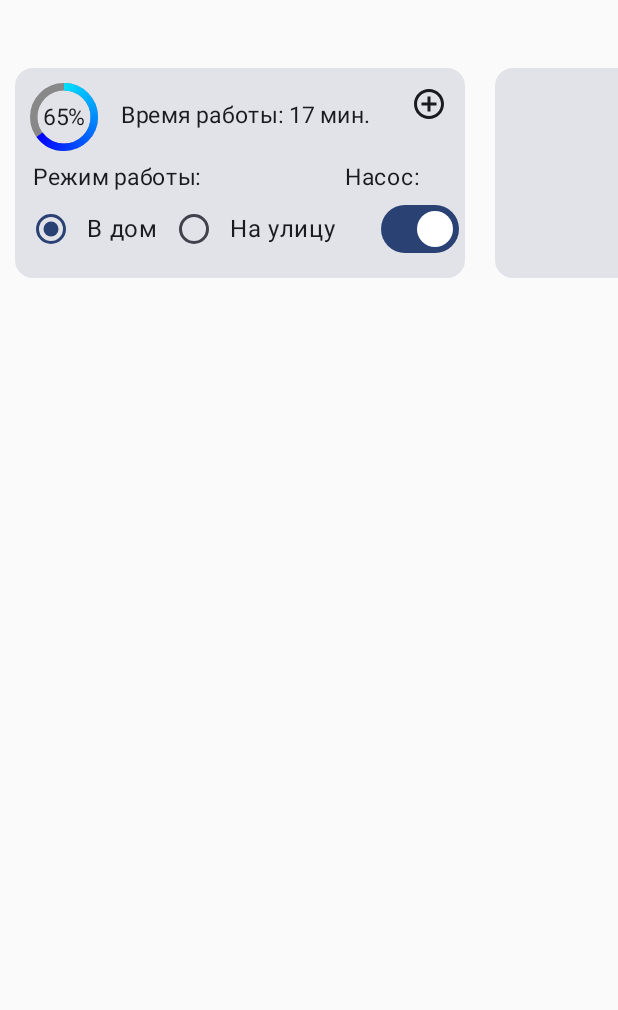
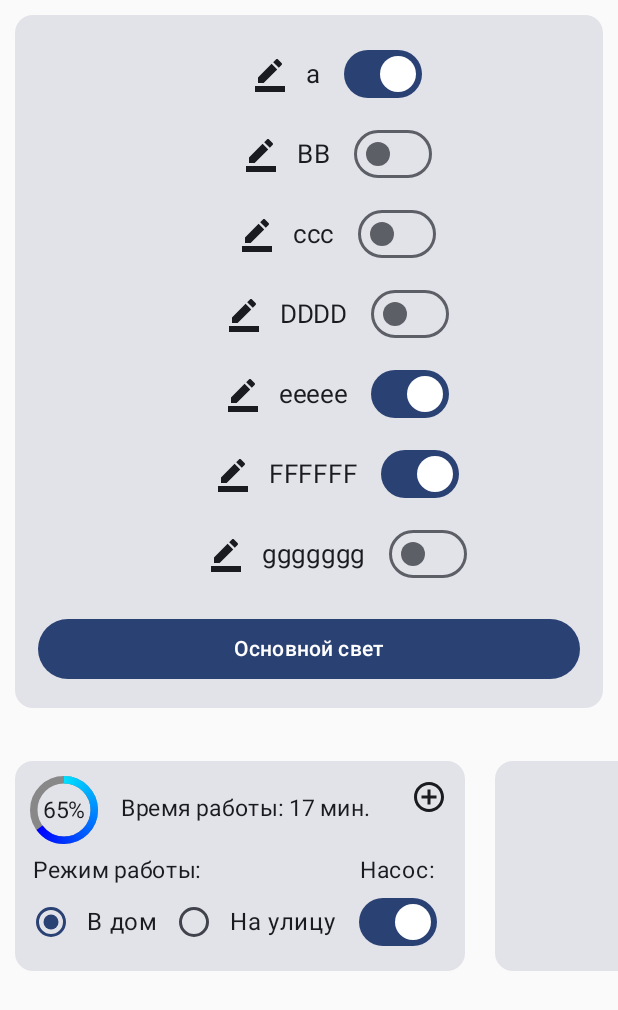
Before and after one commit to dgopadakak/SmartHouseV5, an Android app built with Jetpack Compose: the screen it shows after launch (MainActivity), after a tap on "Add button", on a phone screen of 412 x 824 dp. Shown: the top 1010 px of the screen. Run offline under Robolectric (Android 15) with nearby library versions, the phone set to English and light mode, and no system bars.

Commit message:
CanopyCard added (without logic)

```diff
--- a/app/src/main/java/com/dgopadakak/smarthousev5/model/states/CanopyState.kt
+++ b/app/src/main/java/com/dgopadakak/smarthousev5/model/states/CanopyState.kt
@@ -3,26 +3,8 @@ package com.dgopadakak.smarthousev5.model.states
 data class CanopyState(
     val ready: Boolean = false,
     val glAviaryReady: Boolean = true,
-    val switch1Ready: Boolean = true,
-    val switch2Ready: Boolean = true,
-    val switch3Ready: Boolean = true,
-    val switch4Ready: Boolean = true,
-    val switch5Ready: Boolean = true,
-    val switch6Ready: Boolean = true,
-    val switch7Ready: Boolean = true,
-
-    val name1: String = "",
-    val name2: String = "",
-    val name3: String = "",
-    val name4: String = "",
-    val name5: String = "",
-    val name6: String = "",
-    val name7: String = "",
-    val isOn1: Boolean = false,
-    val isOn2: Boolean = false,
-    val isOn3: Boolean = false,
-    val isOn4: Boolean = false,
-    val isOn5: Boolean = false,
-    val isOn6: Boolean = false,
-    val isOn7: Boolean = false,
+    val renameButtonReadyList: List<Boolean> = listOf(true, true, true, true, true, true, true),
+    val switchReadyList: List<Boolean> = listOf(true, true, true, true, true, true, true),
+    val nameList: List<String> = listOf("", "", "", "", "", "", ""),
+    val isOnList: List<Boolean> = listOf(false, false, false, false, false, false, false)
 )
--- a/app/src/main/java/com/dgopadakak/smarthousev5/ui/MainScreen.kt
+++ b/app/src/main/java/com/dgopadakak/smarthousev5/ui/MainScreen.kt
@@ -11,6 +11,7 @@ import androidx.compose.foundation.layout.padding
 import androidx.compose.foundation.layout.size
 import androidx.compose.foundation.layout.width
 import androidx.compose.foundation.rememberScrollState
+import androidx.compose.material3.Button
 import androidx.compose.material3.Card
 import androidx.compose.material3.Icon
 import androidx.compose.material3.IconButton
@@ -56,14 +57,8 @@ fun MainScreen() {
         mutableStateOf(
             CanopyState(
                 ready = true,
-                name1 = "a", name2 = "bb",
-                name3 = "ccc", name4 = "dddd",
-                name5 = "eeeee", name6 = "ffffff",
-                name7 = "ggggggg",
-                isOn1 = true, isOn2 = false,
-                isOn3 = false, isOn4 = false,
-                isOn5 = true, isOn6 = true,
-                isOn7 = false
+                nameList = listOf("a", "BB", "ccc", "DDDD", "eeeee", "FFFFFF", "ggggggg"),
+                isOnList = listOf(true, false, false, false, true, true, false)
             )
         )
     }
@@ -189,7 +184,7 @@ fun WaterTankCard(
                         Text(
                             text = "Насос:",
                             fontSize = 15.sp,
-                            modifier = Modifier.padding(top = 5.dp, end = 30.dp)
+                            modifier = Modifier.padding(top = 5.dp, end = 20.dp)
                         )
                     }
                 }
@@ -219,10 +214,7 @@ fun WaterTankCard(
                         onCheckedChange = {
                             /*TODO*/
                         },
-                        modifier = if (pinned.value == 0)
-                            Modifier.padding(start = 15.dp)
-                        else
-                            Modifier.padding(start = 30.dp)
+                        modifier = Modifier.padding(start = 15.dp)
                     )
                 }
             }
@@ -256,11 +248,95 @@ fun CanopyCard(
                         contentDescription = "Add button"
                     )
                 }
-            }
-            Column {
-
+                Row(
+                    modifier = Modifier.padding(start = 15.dp, top = 10.dp)
+                ) {
+                    Column {
+                        for (i in 0 until 4) {
+                            Row(
+                                modifier = Modifier.padding(top = 5.dp)
+                            ) {
+                                Text(text = "${canopyState.value.nameList[i]}: " +
+                                        if (canopyState.value.isOnList[i]) "on" else "off"
+                                )
+                            }
+                        }
+                    }
+                    Column(
+                        modifier = Modifier.padding(start = 20.dp)
+                    ) {
+                        for (i in 4 until 7) {
+                            Row(
+                                modifier = Modifier.padding(top = 5.dp)
+                            ) {
+                                Text(text = "${canopyState.value.nameList[i]}: " +
+                                        if (canopyState.value.isOnList[i]) "on" else "off"
+                                )
+                            }
+                        }
+                    }
+                }
+                Button(
+                    modifier = Modifier
+                        .align(Alignment.BottomEnd)
+                        .padding(end = 15.dp, bottom = 10.dp),
+                    onClick = { /*TODO*/ }
+                ) {
+                    Text(text = "Свет")
+                }
+            } else {
+                Column {
+                    for (i in 0 until 7) {
+                        CanopyRow(
+                            isReady = canopyState.value.switchReadyList[i],
+                            name = canopyState.value.nameList[i],
+                            isOn = canopyState.value.isOnList[i],
+                            index = i
+                        )
+                    }
+                    Button(
+                        onClick = { /*TODO*/ },
+                        modifier = Modifier
+                            .fillMaxWidth()
+                            .padding(15.dp)
+                    ) {
+                        Text(text = "Основной свет")
+                    }
+                }
             }
         }
+    }
+}
+
+@Composable
+fun CanopyRow(isReady: Boolean, name: String, isOn: Boolean, index: Int) {
+    Row(
+        modifier = if (index == 0)
+            Modifier
+                .fillMaxWidth()
+                .padding(start = 25.dp, top = 15.dp)
+        else
+            Modifier
+                .fillMaxWidth()
+                .padding(start = 25.dp, top = 5.dp),
+        verticalAlignment = Alignment.CenterVertically,
+        horizontalArrangement = Arrangement.Center
+    ) {
+        IconButton(onClick = { /*TODO*/ }) {
+            Icon(painter = painterResource(
+                id = R.drawable.ic_rename_24),
+                contentDescription = "Rename button"
+            )
+        }
+        Text(
+            text = name,
+            fontSize = 17.sp
+        )
+        Switch(
+            checked = isOn,
+            onCheckedChange = { /*TODO*/ },
+            modifier = Modifier.padding(start = 15.dp)
+        )
     }
 }
 
--- /dev/null
+++ b/app/src/main/res/drawable/ic_rename_24.xml
@@ -0,0 +1,5 @@
+<vector android:height="24dp" android:tint="#000000"
+    android:viewportHeight="24" android:viewportWidth="24"
+    android:width="24dp" xmlns:android="http://schemas.android.com/apk/res/android">
+    <path android:fillColor="@android:color/white" android:pathData="M22,24H2v-4h20V24zM13.06,5.19l3.75,3.75L7.75,18H4v-3.75L13.06,5.19zM17.88,7.87l-3.75,-3.75l1.83,-1.83c0.39,-0.39 1.02,-0.39 1.41,0l2.34,2.34c0.39,0.39 0.39,1.02 0,1.41L17.88,7.87z"/>
+</vector>
```
